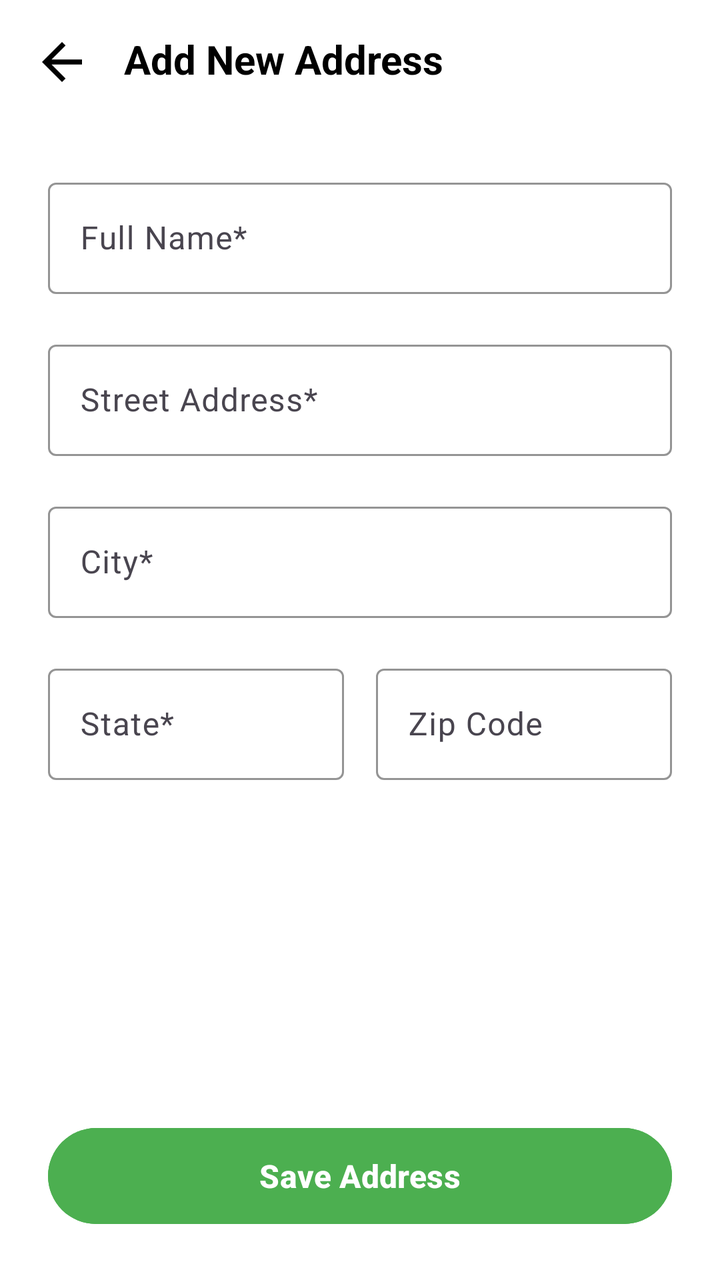
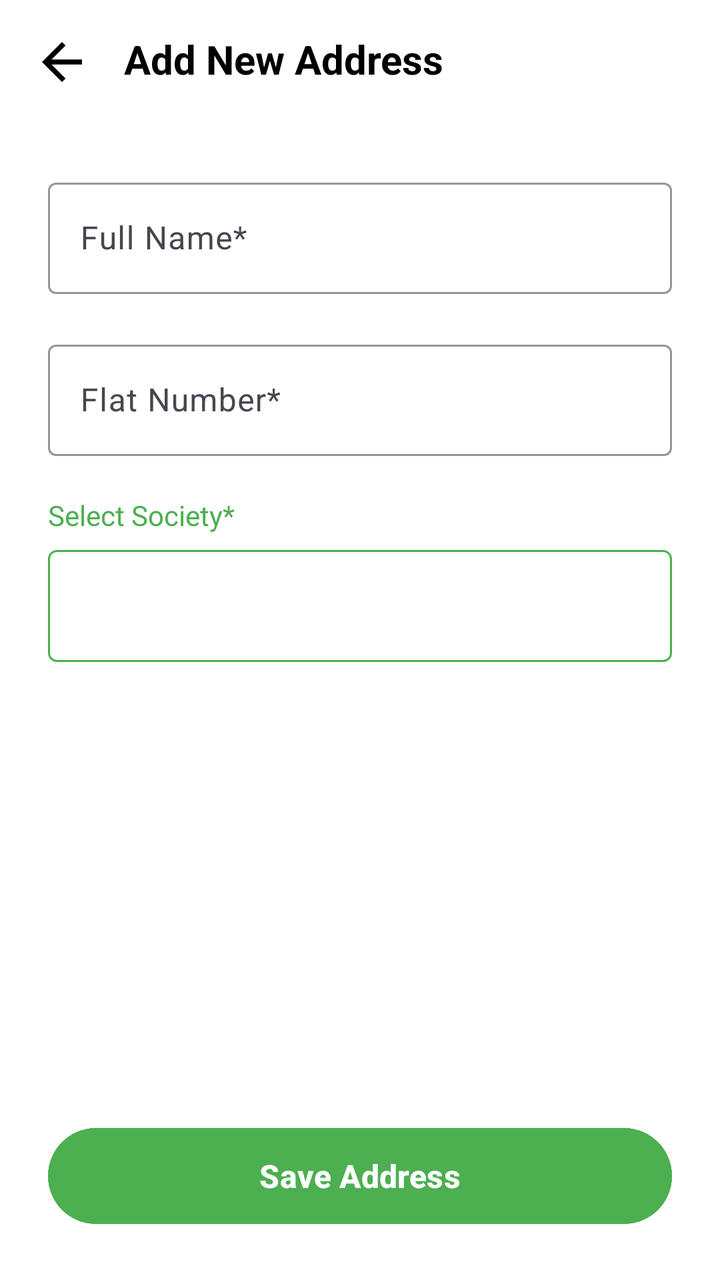

The first picture is an Android layout as it rendered before a commit; the second is the same layout after the commit. The layout source and the unified diff follow.
<!-- AndroidManifest.xml: application theme Theme.FreshVeggies -->
<!-- res/layout/activity_add_address.xml -->
<?xml version="1.0" encoding="utf-8"?>
<androidx.constraintlayout.widget.ConstraintLayout xmlns:android="http://schemas.android.com/apk/res/android"
    xmlns:app="http://schemas.android.com/apk/res-auto"
    xmlns:tools="http://schemas.android.com/tools"
    android:layout_width="match_parent"
    android:layout_height="match_parent"
    android:background="@android:color/white"
    tools:context=".ui.activity.AddAddressActivity">

    
    <ImageView
        android:id="@+id/iv_back"
        android:layout_width="30dp"
        android:layout_height="30dp"
        android:layout_marginStart="16dp"
        android:layout_marginTop="16dp"
        android:src="@drawable/ic_arrow_back"
        app:layout_constraintStart_toStartOf="parent"
        app:layout_constraintTop_toTopOf="parent"
        tools:ignore="ContentDescription" />

    <TextView
        android:id="@+id/tv_title"
        android:layout_width="wrap_content"
        android:layout_height="wrap_content"
        android:layout_marginStart="16dp"
        android:text="Add New Address"
        android:textColor="@android:color/black"
        android:textSize="20sp"
        android:textStyle="bold"
        app:layout_constraintStart_toEndOf="@id/iv_back"
        app:layout_constraintTop_toTopOf="@id/iv_back" />

    <ScrollView
        android:layout_width="match_parent"
        android:layout_height="0dp"
        android:layout_marginTop="16dp"
        android:layout_marginBottom="16dp"
        app:layout_constraintBottom_toTopOf="@id/btn_save"
        app:layout_constraintTop_toBottomOf="@id/iv_back">

        <LinearLayout
            android:layout_width="match_parent"
            android:layout_height="wrap_content"
            android:orientation="vertical"
            android:padding="24dp">

            
            <com.google.android.material.textfield.TextInputLayout
                android:layout_width="match_parent"
                android:layout_height="wrap_content"
                android:layout_marginBottom="20dp"
                android:hint="Full Name*"
                app:boxBackgroundMode="outline"
                app:boxStrokeColor="#4CAF50"
                app:hintTextColor="#4CAF50">

                <com.google.android.material.textfield.TextInputEditText
                    android:id="@+id/et_fullname"
                    android:layout_width="match_parent"
                    android:layout_height="wrap_content"
                    android:inputType="textPersonName" />
            </com.google.android.material.textfield.TextInputLayout>

            
            

            
            <com.google.android.material.textfield.TextInputLayout
                android:layout_width="match_parent"
                android:layout_height="wrap_content"
                android:layout_marginBottom="20dp"
                android:hint="Street Address*"
                app:boxBackgroundMode="outline"
                app:boxStrokeColor="#4CAF50"
                app:hintTextColor="#4CAF50">

                <com.google.android.material.textfield.TextInputEditText
                    android:id="@+id/et_street"
                    android:layout_width="match_parent"
                    android:layout_height="wrap_content"
                    android:inputType="textPostalAddress" />
            </com.google.android.material.textfield.TextInputLayout>

            
            <com.google.android.material.textfield.TextInputLayout
                android:layout_width="match_parent"
                android:layout_height="wrap_content"
                android:layout_marginBottom="20dp"
                android:hint="City*"
                app:boxBackgroundMode="outline"
                app:boxStrokeColor="#4CAF50"
                app:hintTextColor="#4CAF50">

                <com.google.android.material.textfield.TextInputEditText
                    android:id="@+id/et_city"
                    android:layout_width="match_parent"
                    android:layout_height="wrap_content"
                    android:inputType="textCapWords" />
            </com.google.android.material.textfield.TextInputLayout>

            <LinearLayout
                android:layout_width="match_parent"
                android:layout_height="wrap_content"
                android:orientation="horizontal">

                
                <com.google.android.material.textfield.TextInputLayout
                    android:layout_width="0dp"
                    android:layout_height="wrap_content"
                    android:layout_marginEnd="8dp"
                    android:layout_weight="1"
                    android:hint="State*"
                    app:boxBackgroundMode="outline"
                    app:boxStrokeColor="#4CAF50"
                    app:hintTextColor="#4CAF50">

                    <com.google.android.material.textfield.TextInputEditText
                        android:id="@+id/et_state"
                        android:layout_width="match_parent"
                        android:layout_height="wrap_content"
                        android:inputType="textCapWords" />
                </com.google.android.material.textfield.TextInputLayout>

                
                <com.google.android.material.textfield.TextInputLayout
                    android:layout_width="0dp"
                    android:layout_height="wrap_content"
                    android:layout_marginStart="8dp"
                    android:layout_weight="1"
                    android:hint="Zip Code"
                    app:boxBackgroundMode="outline"
                    app:boxStrokeColor="#4CAF50"
                    app:hintTextColor="#4CAF50">

                    <com.google.android.material.textfield.TextInputEditText
                        android:id="@+id/et_zip"
                        android:layout_width="match_parent"
                        android:layout_height="wrap_content"
                        android:inputType="number"
                        android:maxLength="6" />
                </com.google.android.material.textfield.TextInputLayout>
            </LinearLayout>

        </LinearLayout>
    </ScrollView>

    <Button
        android:id="@+id/btn_save"
        android:layout_width="match_parent"
        android:layout_height="56dp"
        android:layout_marginStart="24dp"
        android:layout_marginEnd="24dp"
        android:layout_marginBottom="24dp"
        android:backgroundTint="#4CAF50"
        android:text="Save Address"
        android:textAllCaps="false"
        android:textSize="16sp"
        android:textStyle="bold"
        app:cornerRadius="28dp"
        app:layout_constraintBottom_toBottomOf="parent"
        app:layout_constraintEnd_toEndOf="parent"
        app:layout_constraintStart_toStartOf="parent" />

</androidx.constraintlayout.widget.ConstraintLayout>
<!-- resources referenced by this layout -->
<resources>
  <!-- drawable ic_arrow_back (drawable) -->
  <vector xmlns:android="http://schemas.android.com/apk/res/android" android:autoMirrored="true" android:height="24dp" android:tint="#000000" android:viewportHeight="960" android:viewportWidth="960" android:width="24dp">
        
      <path android:fillColor="@android:color/white" android:pathData="M313,520L537,744L480,800L160,480L480,160L537,216L313,440L800,440L800,520L313,520Z"/>
      
  </vector>
  <style name="Theme.FreshVeggies" parent="Base.Theme.FreshVeggies" />
  <style name="Base.Theme.FreshVeggies" parent="Theme.Material3.DayNight.NoActionBar">
          
          <item name="colorPrimary">@color/green_primary</item>
          <item name="colorPrimaryVariant">@color/green_primary_variant</item>
          <item name="colorSecondary">@color/green_secondary</item>
          <item name="colorSurface">@color/green_surface</item>
      </style>
  <color name="green_primary">#4CAF50</color>
  <color name="green_primary_variant">#388E3C</color>
  <color name="green_secondary">#8BC34A</color>
  <color name="green_surface">#F1F8E9</color>
</resources>

<!-- the commit's change to res/layout/activity_add_address.xml (unified diff, before → after) -->
@@ -70,78 +70,33 @@
                 android:layout_width="match_parent"
                 android:layout_height="wrap_content"
                 android:layout_marginBottom="20dp"
-                android:hint="Street Address*"
+                android:hint="Flat Number*"
                 app:boxBackgroundMode="outline"
                 app:boxStrokeColor="#4CAF50"
                 app:hintTextColor="#4CAF50">
 
                 <com.google.android.material.textfield.TextInputEditText
-                    android:id="@+id/et_street"
+                    android:id="@+id/et_flat_no"
                     android:layout_width="match_parent"
                     android:layout_height="wrap_content"
                     android:inputType="textPostalAddress" />
             </com.google.android.material.textfield.TextInputLayout>
 
             
-            <com.google.android.material.textfield.TextInputLayout
+            <TextView
+                android:layout_width="wrap_content"
+                android:layout_height="wrap_content"
+                android:text="Select Society*"
+                android:layout_marginBottom="8dp"
+                android:textColor="#4CAF50"/>
+
+            <Spinner
+                android:id="@+id/spinner_society"
                 android:layout_width="match_parent"
-                android:layout_height="wrap_content"
+                android:layout_height="56dp"
                 android:layout_marginBottom="20dp"
-                android:hint="City*"
-                app:boxBackgroundMode="outline"
-                app:boxStrokeColor="#4CAF50"
-                app:hintTextColor="#4CAF50">
-
-                <com.google.android.material.textfield.TextInputEditText
-                    android:id="@+id/et_city"
-                    android:layout_width="match_parent"
-                    android:layout_height="wrap_content"
-                    android:inputType="textCapWords" />
-            </com.google.android.material.textfield.TextInputLayout>
-
-            <LinearLayout
-                android:layout_width="match_parent"
-                android:layout_height="wrap_content"
-                android:orientation="horizontal">
-
-                
-                <com.google.android.material.textfield.TextInputLayout
-                    android:layout_width="0dp"
-                    android:layout_height="wrap_content"
-                    android:layout_marginEnd="8dp"
-                    android:layout_weight="1"
-                    android:hint="State*"
-                    app:boxBackgroundMode="outline"
-                    app:boxStrokeColor="#4CAF50"
-                    app:hintTextColor="#4CAF50">
-
-                    <com.google.android.material.textfield.TextInputEditText
-                        android:id="@+id/et_state"
-                        android:layout_width="match_parent"
-                        android:layout_height="wrap_content"
-                        android:inputType="textCapWords" />
-                </com.google.android.material.textfield.TextInputLayout>
-
-                
-                <com.google.android.material.textfield.TextInputLayout
-                    android:layout_width="0dp"
-                    android:layout_height="wrap_content"
-                    android:layout_marginStart="8dp"
-                    android:layout_weight="1"
-                    android:hint="Zip Code"
-                    app:boxBackgroundMode="outline"
-                    app:boxStrokeColor="#4CAF50"
-                    app:hintTextColor="#4CAF50">
-
-                    <com.google.android.material.textfield.TextInputEditText
-                        android:id="@+id/et_zip"
-                        android:layout_width="match_parent"
-                        android:layout_height="wrap_content"
-                        android:inputType="number"
-                        android:maxLength="6" />
-                </com.google.android.material.textfield.TextInputLayout>
-            </LinearLayout>
-
+                android:background="@drawable/spinner_background"
+                android:padding="8dp"/>
         </LinearLayout>
     </ScrollView>
 
<!-- resource entries referenced after the edit -->
@@ -6,8 +6,23 @@
       <path android:fillColor="@android:color/white" android:pathData="M313,520L537,744L480,800L160,480L480,160L537,216L313,440L800,440L800,520L313,520Z"/>
       
   </vector>
+  <!-- drawable spinner_background (drawable) -->
+  <?xml version="1.0" encoding="utf-8"?>
+  <shape xmlns:android="http://schemas.android.com/apk/res/android"
+      android:shape="rectangle">
+      <solid android:color="@android:color/white" />
+      <stroke
+          android:width="1dp"
+          android:color="#4CAF50" />
+      <corners android:radius="4dp" />
+      <padding
+          android:bottom="8dp"
+          android:left="8dp"
+          android:right="8dp"
+          android:top="8dp" />
+  </shape>
   <style name="Theme.FreshVeggies" parent="Base.Theme.FreshVeggies" />
-  <style name="Base.Theme.FreshVeggies" parent="Theme.Material3.DayNight.NoActionBar">
+  <style name="Base.Theme.FreshVeggies" parent="Theme.Material3.Light.NoActionBar">
           
           <item name="colorPrimary">@color/green_primary</item>
           <item name="colorPrimaryVariant">@color/green_primary_variant</item>
